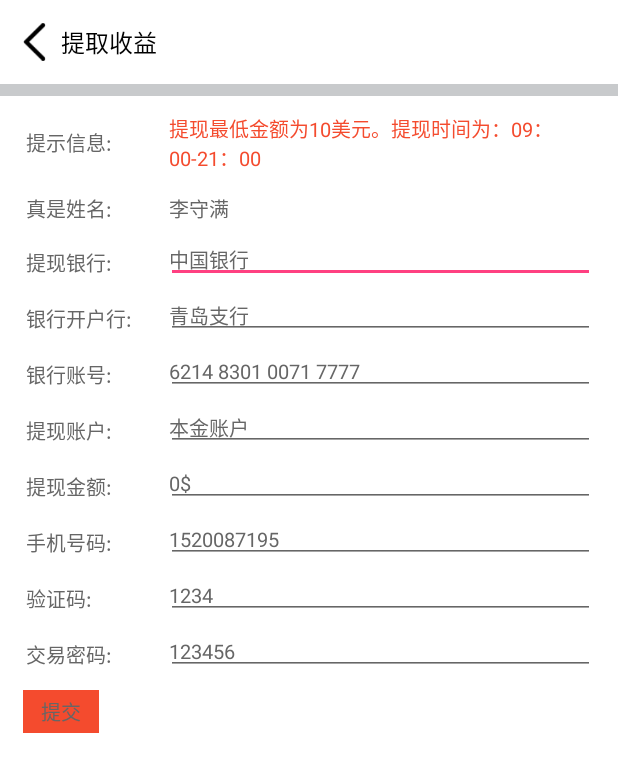
After one commit to btbDriver/PublicFinance, an Android app: the fragment PickFragment shown on its own in the app's theme, on a phone screen of 412 x 824 dp. The commit adds this screen. Shown: the top 772 px of the screen. Run offline under Robolectric (Android 15) with nearby library versions, the phone set to English and light mode, and no system bars; libraries missing offline, so code that uses them is left out: com.hwangjr.rxbus, me.yokeyword.fragmentation; 1 statement that could not run was skipped.

Commit message:
更新提取收益页面UI

```diff
--- a/app/src/main/java/com/drive/finance/MainActivity.kt
+++ b/app/src/main/java/com/drive/finance/MainActivity.kt
@@ -7,6 +7,7 @@ import android.support.v7.widget.Toolbar
 import android.widget.ArrayAdapter
 import android.widget.RelativeLayout
 import com.drive.finance.base.BaseActivity
+import com.drive.finance.ui.createPickFragment
 import com.drive.finance.ui.drawer.*
 import com.drive.finance.ui.tab.createBonusListFragment
 import com.drive.finance.ui.tab.createTabHostFragment
@@ -97,4 +98,9 @@ class MainActivity : BaseActivity() {
     fun onCreateBonusListFragmentEvent(event: CreateBonusListFragmentEvent) {
         loadRootFragment(R.id.drawerFragmentContainer, createBonusListFragment())
     }
+
+    @Subscribe
+    fun onCreatePickFragmentEvent(event: CreatePickFragmentEvent) {
+        loadRootFragment(R.id.drawerFragmentContainer, createPickFragment())
+    }
 }
--- a/app/src/main/java/com/drive/finance/RxBusEvent.kt
+++ b/app/src/main/java/com/drive/finance/RxBusEvent.kt
@@ -4,3 +4,5 @@ package com.drive.finance
  * Created by aaron on 2017/9/11.
  */
 data class CreateBonusListFragmentEvent(val sender: String)
+
+data class CreatePickFragmentEvent(val sender: String)
--- /dev/null
+++ b/app/src/main/java/com/drive/finance/ui/PickFragment.kt
@@ -0,0 +1,35 @@
+package com.drive.finance.ui
+
+import android.os.Bundle
+import android.view.LayoutInflater
+import android.view.View
+import android.view.ViewGroup
+
+import com.drive.finance.R
+import com.drive.finance.base.BaseFragment
+import com.drive.finance.widget.SimpleTitleBar
+import org.jetbrains.anko.onClick
+
+class PickFragment : BaseFragment() {
+
+    val simpleTitleBar by lazy {
+        view?.findViewById(R.id.simpleTitleBar) as SimpleTitleBar
+    }
+
+    override fun onCreateView(inflater: LayoutInflater?, container: ViewGroup?,
+                              savedInstanceState: Bundle?): View? {
+        return inflater!!.inflate(R.layout.fragment_pick, container, false)
+    }
+
+    override fun onViewCreated(view: View?, savedInstanceState: Bundle?) {
+        super.onViewCreated(view, savedInstanceState)
+
+        simpleTitleBar.backLayout!!.onClick {
+            pop()
+        }
+    }
+}
+
+fun createPickFragment(): PickFragment {
+    return PickFragment()
+}
--- a/app/src/main/res/layout/fragment_finance_item2.xml
+++ b/app/src/main/res/layout/fragment_finance_item2.xml
@@ -86,9 +86,10 @@
             >
 
             <TextView
+                android:id="@+id/partText"
                 android:layout_width="wrap_content"
                 android:layout_height="wrap_content"
-                android:text="OPEN"
+                android:text="立即参与"
                 android:textColor="@android:color/white"
                 android:textSize="15sp"
                 android:background="@android:color/holo_red_dark"
--- a/app/src/main/res/layout/fragment_main_optimize.xml
+++ b/app/src/main/res/layout/fragment_main_optimize.xml
@@ -123,6 +123,7 @@
         </LinearLayout>
 
         <LinearLayout
+            android:id="@+id/pickLayout"
             android:layout_width="wrap_content"
             android:layout_height="wrap_content"
             android:orientation="vertical"
--- /dev/null
+++ b/app/src/main/res/layout/fragment_pick.xml
@@ -0,0 +1,377 @@
+<LinearLayout xmlns:android="http://schemas.android.com/apk/res/android"
+    xmlns:app="http://schemas.android.com/apk/res-auto"
+    android:layout_width="match_parent"
+    android:layout_height="match_parent"
+    android:background="@android:color/white"
+    android:orientation="vertical"
+    >
+
+    <com.drive.finance.widget.SimpleTitleBar
+        android:id="@+id/simpleTitleBar"
+        android:layout_width="match_parent"
+        android:layout_height="wrap_content"
+        app:titleBar_content="提取收益"
+        />
+
+    <View
+        android:layout_width="match_parent"
+        android:layout_height="8dp"
+        android:background="@color/lineColor"
+        />
+
+    <LinearLayout
+        android:layout_width="match_parent"
+        android:layout_height="match_parent"
+        android:orientation="vertical"
+        android:paddingLeft="15dp"
+        android:paddingRight="15dp"
+        android:paddingTop="10dp"
+        android:paddingBottom="10dp"
+        >
+
+        <LinearLayout
+            android:layout_width="match_parent"
+            android:layout_height="wrap_content"
+            android:orientation="horizontal"
+            >
+
+            <TextView
+                android:layout_width="0dp"
+                android:layout_height="wrap_content"
+                android:layout_weight="1"
+                android:text="提示信息:"
+                android:textSize="13sp"
+                android:textColor="@color/f3"
+                android:padding="2dp"
+                android:gravity="left"
+                android:layout_gravity="center"
+                />
+
+            <TextView
+                android:layout_width="0dp"
+                android:layout_height="wrap_content"
+                android:layout_weight="3"
+                android:text="提现最低金额为10美元。提现时间为：09：00-21：00"
+                android:textSize="13sp"
+                android:textColor="@color/f1"
+                android:padding="2dp"
+                android:gravity="left"
+                android:layout_gravity="center"
+                />
+
+        </LinearLayout>
+
+        <LinearLayout
+            android:layout_width="match_parent"
+            android:layout_height="wrap_content"
+            android:orientation="horizontal"
+            android:layout_marginTop="10dp"
+            >
+
+            <TextView
+                android:layout_width="0dp"
+                android:layout_height="wrap_content"
+                android:layout_weight="1"
+                android:text="真是姓名:"
+                android:textSize="13sp"
+                android:textColor="@color/f3"
+                android:padding="2dp"
+                android:gravity="left"
+                android:layout_gravity="center"
+                />
+
+            <TextView
+                android:layout_width="0dp"
+                android:layout_height="wrap_content"
+                android:layout_weight="3"
+                android:text="李守满"
+                android:textSize="13sp"
+                android:textColor="@color/f3"
+                android:padding="2dp"
+                android:gravity="left"
+                android:layout_gravity="center"
+                />
+
+        </LinearLayout>
+
+        <LinearLayout
+            android:layout_width="match_parent"
+            android:layout_height="wrap_content"
+            android:orientation="horizontal"
+            android:layout_marginTop="10dp"
+            >
+
+            <TextView
+                android:layout_width="0dp"
+                android:layout_height="wrap_content"
+                android:layout_weight="1"
+                android:text="提现银行:"
+                android:textSize="13sp"
+                android:textColor="@color/f3"
+                android:padding="2dp"
+                android:gravity="left"
+                android:layout_gravity="center"
+                />
+
+            <EditText
+                android:layout_width="0dp"
+                android:layout_height="wrap_content"
+                android:layout_weight="3"
+                android:text="中国银行"
+                android:textSize="13sp"
+                android:textColor="@color/f3"
+                android:padding="2dp"
+                android:gravity="left"
+                android:layout_gravity="center"
+                />
+
+        </LinearLayout>
+
+        <LinearLayout
+            android:layout_width="match_parent"
+            android:layout_height="wrap_content"
+            android:orientation="horizontal"
+            android:layout_marginTop="10dp"
+            >
+
+            <TextView
+                android:layout_width="0dp"
+                android:layout_height="wrap_content"
+                android:layout_weight="1"
+                android:text="银行开户行:"
+                android:textSize="13sp"
+                android:textColor="@color/f3"
+                android:padding="2dp"
+                android:gravity="left"
+                android:layout_gravity="center"
+                />
+
+            <EditText
+                android:layout_width="0dp"
+                android:layout_height="wrap_content"
+                android:layout_weight="3"
+                android:text="青岛支行"
+                android:textSize="13sp"
+                android:textColor="@color/f3"
+                android:padding="2dp"
+                android:gravity="left"
+                android:layout_gravity="center"
+                />
+
+        </LinearLayout>
+
+        <LinearLayout
+            android:layout_width="match_parent"
+            android:layout_height="wrap_content"
+            android:orientation="horizontal"
+            android:layout_marginTop="10dp"
+            >
+
+            <TextView
+                android:layout_width="0dp"
+                android:layout_height="wrap_content"
+                android:layout_weight="1"
+                android:text="银行账号:"
+                android:textSize="13sp"
+                android:textColor="@color/f3"
+                android:padding="2dp"
+                android:gravity="left"
+                android:layout_gravity="center"
+                />
+
+            <EditText
+                android:layout_width="0dp"
+                android:layout_height="wrap_content"
+                android:layout_weight="3"
+                android:text="6214 8301 0071 7777"
+                android:textSize="13sp"
+                android:textColor="@color/f3"
+                android:padding="2dp"
+                android:gravity="left"
+                android:layout_gravity="center"
+                />
+
+        </LinearLayout>
+
+        <LinearLayout
+            android:layout_width="match_parent"
+            android:layout_height="wrap_content"
+            android:orientation="horizontal"
+            android:layout_marginTop="10dp"
+            >
+
+            <TextView
+                android:layout_width="0dp"
+                android:layout_height="wrap_content"
+                android:layout_weight="1"
+                android:text="提现账户:"
+                android:textSize="13sp"
+                android:textColor="@color/f3"
+                android:padding="2dp"
+                android:gravity="left"
+                android:layout_gravity="center"
+                />
+
+            <EditText
+                android:layout_width="0dp"
+                android:layout_height="wrap_content"
+                android:layout_weight="3"
+                android:text="本金账户"
+                android:textSize="13sp"
+                android:textColor="@color/f3"
+                android:padding="2dp"
+                android:gravity="left"
+                android:layout_gravity="center"
+                />
+
+        </LinearLayout>
+
+        <LinearLayout
+            android:layout_width="match_parent"
+            android:layout_height="wrap_content"
+            android:orientation="horizontal"
+            android:layout_marginTop="10dp"
+            >
+
+            <TextView
+                android:layout_width="0dp"
+                android:layout_height="wrap_content"
+                android:layout_weight="1"
+                android:text="提现金额:"
+                android:textSize="13sp"
+                android:textColor="@color/f3"
+                android:padding="2dp"
+                android:gravity="left"
+                android:layout_gravity="center"
+                />
+
+            <EditText
+                android:layout_width="0dp"
+                android:layout_height="wrap_content"
+                android:layout_weight="3"
+                android:text="0$"
+                android:textSize="13sp"
+                android:textColor="@color/f3"
+                android:padding="2dp"
+                android:gravity="left"
+                android:layout_gravity="center"
+                />
+
+        </LinearLayout>
+
+        <LinearLayout
+            android:layout_width="match_parent"
+            android:layout_height="wrap_content"
+            android:orientation="horizontal"
+            android:layout_marginTop="10dp"
+            >
+
+            <TextView
+                android:layout_width="0dp"
+                android:layout_height="wrap_content"
+                android:layout_weight="1"
+                android:text="手机号码:"
+                android:textSize="13sp"
+                android:textColor="@color/f3"
+                android:padding="2dp"
+                android:gravity="left"
+                android:layout_gravity="center"
+                />
+
+            <EditText
+                android:layout_width="0dp"
+                android:layout_height="wrap_content"
+                android:layout_weight="3"
+                android:text="1520087195"
+                android:textSize="13sp"
+                android:textColor="@color/f3"
+                android:padding="2dp"
+                android:gravity="left"
+                android:layout_gravity="center"
+                />
+
+        </LinearLayout>
+
+        <LinearLayout
+            android:layout_width="match_parent"
+            android:layout_height="wrap_content"
+            android:orientation="horizontal"
+            android:layout_marginTop="10dp"
+            >
+
+            <TextView
+                android:layout_width="0dp"
+                android:layout_height="wrap_content"
+                android:layout_weight="1"
+                android:text="验证码:"
+                android:textSize="13sp"
+                android:textColor="@color/f3"
+                android:padding="2dp"
+                android:gravity="left"
+                android:layout_gravity="center"
+                />
+
+            <EditText
+                android:layout_width="0dp"
+                android:layout_height="wrap_content"
+                android:layout_weight="3"
+                android:text="1234"
+                android:textSize="13sp"
+                android:textColor="@color/f3"
+                android:padding="2dp"
+                android:gravity="left"
+                android:layout_gravity="center"
+                />
+
+        </LinearLayout>
+
+        <LinearLayout
+            android:layout_width="match_parent"
+            android:layout_height="wrap_content"
+            android:orientation="horizontal"
+            android:layout_marginTop="10dp"
+            >
+
+            <TextView
+                android:layout_width="0dp"
+                android:layout_height="wrap_content"
+                android:layout_weight="1"
+                android:text="交易密码:"
+                android:textSize="13sp"
+                android:textColor="@color/f3"
+                android:padding="2dp"
+                android:gravity="left"
+                android:layout_gravity="center"
+                />
+
+            <EditText
+                android:layout_width="0dp"
+                android:layout_height="wrap_content"
+                android:layout_weight="3"
+                android:text="123456"
+                android:textSize="13sp"
+                android:textColor="@color/f3"
+                android:padding="2dp"
+                android:gravity="left"
+                android:layout_gravity="center"
+                />
+
+        </LinearLayout>
+
+        <TextView
+            android:layout_width="wrap_content"
+            android:layout_height="wrap_content"
+            android:layout_marginTop="10dp"
+            android:text="提交"
+            android:paddingTop="4dp"
+            android:paddingBottom="4dp"
+            android:paddingLeft="12dp"
+            android:paddingRight="12dp"
+            android:textColor="@color/f3"
+            android:background="@color/f1"
+            android:textSize="13sp"
+            />
+
+    </LinearLayout>
+
+</LinearLayout>
```
Also changed, not shown: app/src/main/java/com/drive/finance/ui/tab/FinanceFragment.kt (+41 -3 lines), app/src/main/java/com/drive/finance/ui/tab/MainFragment.kt (+8 -0 lines), app/src/main/res/layout/finance_part_layout.xml (added, +160 -0 lines).
